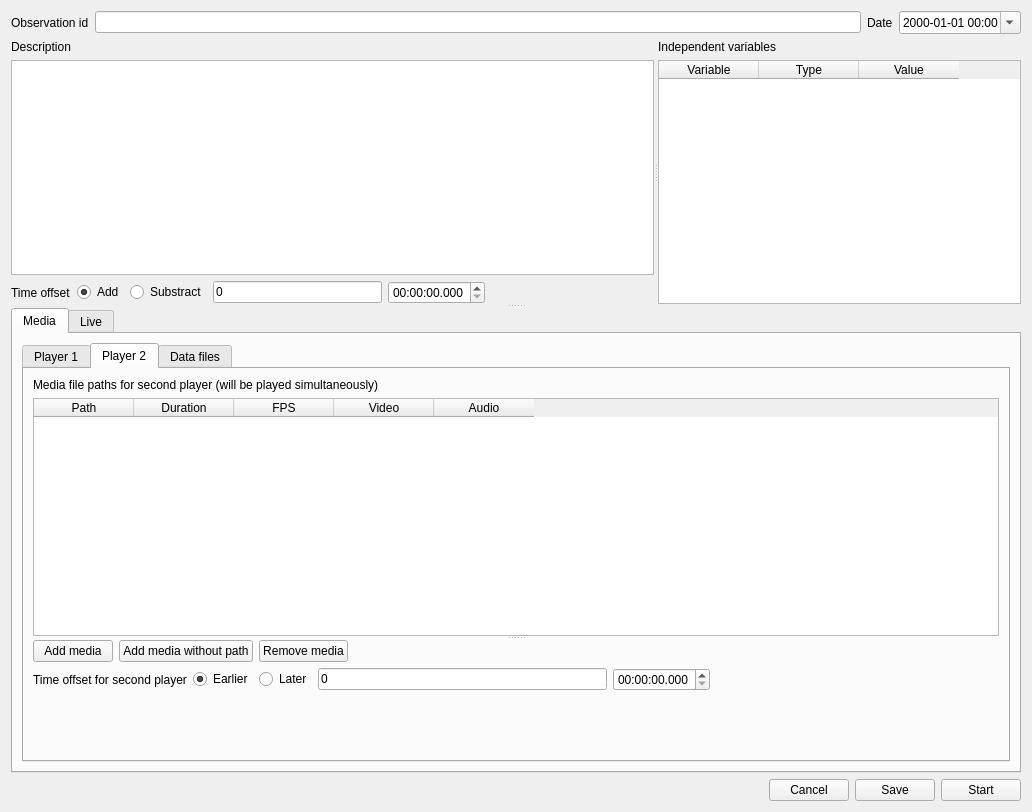
First picture: the form in observation.ui, repository olivierfriard/BORIS, before the edit.
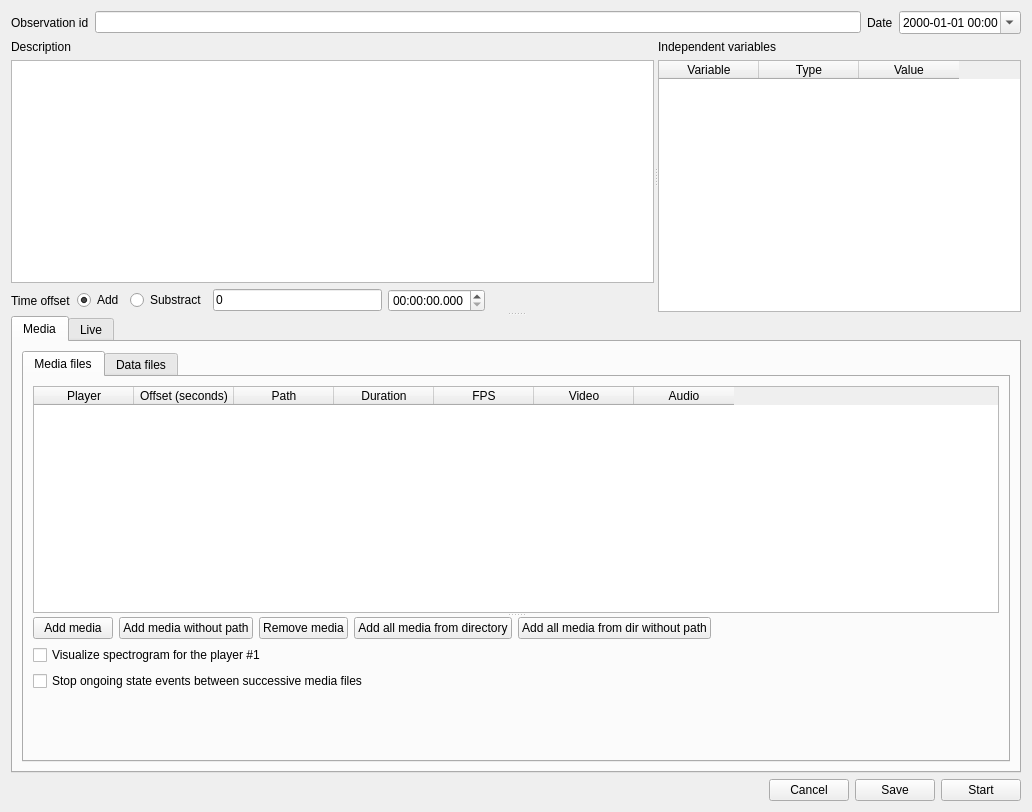
Second picture: the form after the edit. The open tabs and pages were chosen to show the change.

Commit message: improved spectrogram generation

```diff
--- a/observation.ui
+++ b/observation.ui
@@ -222,7 +222,7 @@
              </property>
              <widget class="QWidget" name="tab_player_1">
               <attribute name="title">
-               <string>Player 1</string>
+               <string>Media files</string>
               </attribute>
               <layout class="QVBoxLayout" name="verticalLayout_5">
                <item>
@@ -232,13 +232,6 @@
                  </property>
                  <widget class="QWidget" name="layoutWidget">
                   <layout class="QVBoxLayout" name="verticalLayout_3">
-                   <item>
-                    <widget class="QLabel" name="label_5">
-                     <property name="text">
-                      <string>Media file paths</string>
-                     </property>
-                    </widget>
-                   </item>
                    <item>
                     <widget class="QTableWidget" name="twVideo1">
                      <property name="editTriggers">
@@ -346,7 +339,7 @@
                    <item>
                     <widget class="QCheckBox" name="cbVisualizeSpectrogram">
                      <property name="text">
-                      <string>Visualize spectrogram</string>
+                      <string>Visualize spectrogram for the player #1</string>
                      </property>
                     </widget>
                    </item>
@@ -379,170 +372,6 @@
                </item>
               </layout>
              </widget>
-             <widget class="QWidget" name="tab_player_2">
-              <attribute name="title">
-               <string>Player 2</string>
-              </attribute>
-              <layout class="QVBoxLayout" name="verticalLayout_7">
-               <item>
-                <widget class="QSplitter" name="splitter_4">
-                 <property name="orientation">
-                  <enum>Qt::Vertical</enum>
-                 </property>
-                 <widget class="QWidget" name="layoutWidget">
-                  <layout class="QVBoxLayout" name="verticalLayout_4">
-                   <item>
-                    <widget class="QLabel" name="label_2">
-                     <property name="text">
-                      <string>Media file paths for second player (will be played simultaneously)</string>
-                     </property>
-                    </widget>
-                   </item>
-                   <item>
-                    <widget class="QTableWidget" name="twVideo2">
-                     <column>
-                      <property name="text">
-                       <string>Path</string>
-                      </property>
-                     </column>
-                     <column>
-                      <property name="text">
-                       <string>Duration</string>
-                      </property>
-                     </column>
-                     <column>
-                      <property name="text">
-                       <string>FPS</string>
-                      </property>
-                     </column>
-                     <column>
-                      <property name="text">
-                       <string>Video</string>
-                      </property>
-                     </column>
-                     <column>
-                      <property name="text">
-                       <string>Audio</string>
-                      </property>
-                     </column>
-                    </widget>
-                   </item>
-                  </layout>
-                 </widget>
-                 <widget class="QWidget" name="layoutWidget">
-                  <layout class="QVBoxLayout" name="verticalLayout_6">
-                   <item>
-                    <layout class="QHBoxLayout" name="horizontalLayout_4">
-                     <item>
-                      <widget class="QPushButton" name="pbAddVideo_2">
-                       <property name="text">
-                        <string>Add media</string>
-                       </property>
-                      </widget>
-                     </item>
-                     <item>
-                      <widget class="QPushButton" name="pb_add_media_without_path2">
-                       <property name="text">
-                        <string>Add media without path</string>
-                       </property>
-                      </widget>
-                     </item>
-                     <item>
-                      <widget class="QPushButton" name="pbRemoveVideo_2">
-                       <property name="text">
-                        <string>Remove media</string>
-                       </property>
-                      </widget>
-                     </item>
-                     <item>
-                      <spacer name="horizontalSpacer_5">
-                       <property name="orientation">
-                        <enum>Qt::Horizontal</enum>
-                       </property>
-                       <property name="sizeHint" stdset="0">
-                        <size>
-                         <width>40</width>
-                         <height>20</height>
-                        </size>
-                       </property>
-                      </spacer>
-                     </item>
-                    </layout>
-                   </item>
-                   <item>
-                    <layout class="QHBoxLayout" name="horizontalLayout_7">
-                     <item>
-                      <widget class="QLabel" name="lbTimeOffset_2">
-                       <property name="text">
-                        <string>Time offset for second player</string>
-                       </property>
-                      </widget>
-                     </item>
-                     <item>
-                      <widget class="QRadioButton" name="rbEarlier">
-                       <property name="text">
-                        <string>Earlier</string>
-                       </property>
-                       <property name="checked">
-                        <bool>true</bool>
-                       </property>
-                      </widget>
-                     </item>
-                     <item>
-                      <widget class="QRadioButton" name="rbLater">
-                       <property name="text">
-                        <string>Later</string>
-                       </property>
-                      </widget>
-                     </item>
-                     <item>
-                      <widget class="QLineEdit" name="leTimeOffset_2">
-                       <property name="text">
-                        <string>0</string>
-                       </property>
-                      </widget>
-                     </item>
-                     <item>
-                      <widget class="QTimeEdit" name="teTimeOffset_2">
-                       <property name="displayFormat">
-                        <string>hh:mm:ss.zzz</string>
-                       </property>
-                      </widget>
-                     </item>
-                     <item>
-                      <spacer name="horizontalSpacer_4">
-                       <property name="orientation">
-                        <enum>Qt::Horizontal</enum>
-                       </property>
-                       <property name="sizeHint" stdset="0">
-                        <size>
-                         <width>40</width>
-                         <height>20</height>
-                        </size>
-                       </property>
-                      </spacer>
-                     </item>
-                    </layout>
-                   </item>
-                   <item>
-                    <spacer name="verticalSpacer_3">
-                     <property name="orientation">
-                      <enum>Qt::Vertical</enum>
-                     </property>
-                     <property name="sizeHint" stdset="0">
-                      <size>
-                       <width>20</width>
-                       <height>40</height>
-                      </size>
-                     </property>
-                    </spacer>
-                   </item>
-                  </layout>
-                 </widget>
-                </widget>
-               </item>
-              </layout>
-             </widget>
              <widget class="QWidget" name="tab_data_files">
               <attribute name="title">
                <string>Data files</string>
```
The commit also changes 4 other files.
